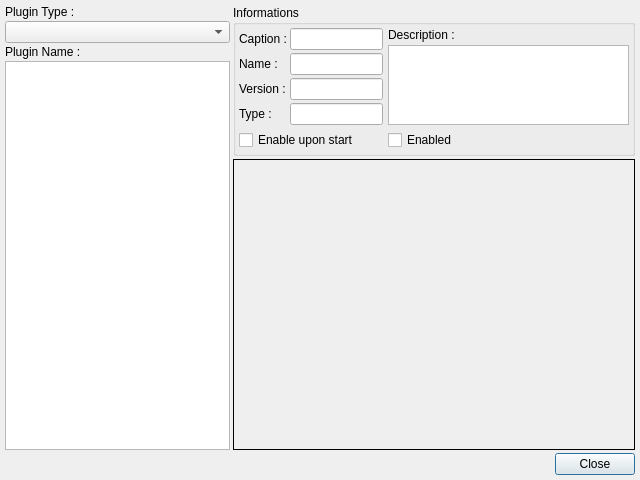
Qt form v2/trunk/monkey/src/pluginsmanager/ui/UIPluginsSettings.ui (testmana2/mks) before a commit.
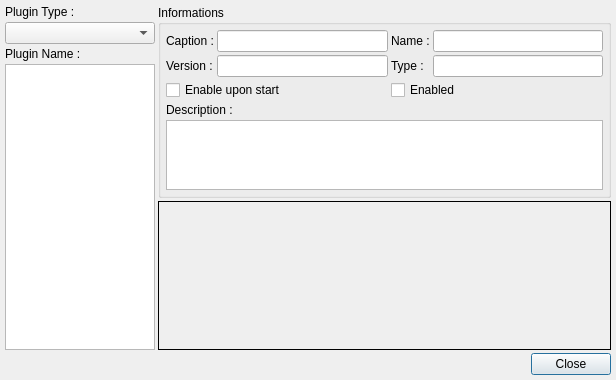
The same form after that commit.

Commit message: update ui to be built with Qt 4.2

The edit to the form file:
```diff
--- a/v2/trunk/monkey/src/pluginsmanager/ui/UIPluginsSettings.ui
+++ b/v2/trunk/monkey/src/pluginsmanager/ui/UIPluginsSettings.ui
@@ -5,32 +5,127 @@
    <rect>
     <x>0</x>
     <y>0</y>
-    <width>640</width>
-    <height>480</height>
+    <width>616</width>
+    <height>380</height>
    </rect>
   </property>
   <property name="windowTitle" >
    <string>Plugins Settings</string>
   </property>
   <layout class="QGridLayout" >
-   <property name="leftMargin" >
+   <property name="margin" >
     <number>5</number>
    </property>
-   <property name="topMargin" >
-    <number>5</number>
-   </property>
-   <property name="rightMargin" >
-    <number>5</number>
-   </property>
-   <property name="bottomMargin" >
-    <number>5</number>
-   </property>
-   <property name="horizontalSpacing" >
+   <property name="spacing" >
     <number>3</number>
    </property>
-   <property name="verticalSpacing" >
-    <number>3</number>
-   </property>
+   <item row="0" column="1" colspan="2" >
+    <widget class="QGroupBox" name="gbInformations" >
+     <property name="sizePolicy" >
+      <sizepolicy>
+       <hsizetype>7</hsizetype>
+       <vsizetype>4</vsizetype>
+       <horstretch>0</horstretch>
+       <verstretch>1</verstretch>
+      </sizepolicy>
+     </property>
+     <property name="title" >
+      <string>Informations</string>
+     </property>
+     <layout class="QGridLayout" >
+      <property name="margin" >
+       <number>5</number>
+      </property>
+      <property name="spacing" >
+       <number>3</number>
+      </property>
+      <item row="4" column="0" colspan="4" >
+       <widget class="QTextEdit" name="teDescription" >
+        <property name="readOnly" >
+         <bool>true</bool>
+        </property>
+       </widget>
+      </item>
+      <item row="3" column="0" colspan="4" >
+       <widget class="QLabel" name="lDescription" >
+        <property name="text" >
+         <string>Description :</string>
+        </property>
+       </widget>
+      </item>
+      <item row="2" column="2" colspan="2" >
+       <widget class="QCheckBox" name="cbEnabled" >
+        <property name="text" >
+         <string>Enabled</string>
+        </property>
+       </widget>
+      </item>
+      <item row="2" column="0" colspan="2" >
+       <widget class="QCheckBox" name="cbEnableUponStart" >
+        <property name="text" >
+         <string>Enable upon start</string>
+        </property>
+       </widget>
+      </item>
+      <item row="1" column="3" >
+       <widget class="QLineEdit" name="leType" >
+        <property name="readOnly" >
+         <bool>true</bool>
+        </property>
+       </widget>
+      </item>
+      <item row="1" column="2" >
+       <widget class="QLabel" name="lType" >
+        <property name="text" >
+         <string>Type :</string>
+        </property>
+       </widget>
+      </item>
+      <item row="1" column="1" >
+       <widget class="QLineEdit" name="leVersion" >
+        <property name="readOnly" >
+         <bool>true</bool>
+        </property>
+       </widget>
+      </item>
+      <item row="1" column="0" >
+       <widget class="QLabel" name="lVersion" >
+        <property name="text" >
+         <string>Version :</string>
+        </property>
+       </widget>
+      </item>
+      <item row="0" column="3" >
+       <widget class="QLineEdit" name="leName" >
+        <property name="readOnly" >
+         <bool>true</bool>
+        </property>
+       </widget>
+      </item>
+      <item row="0" column="2" >
+       <widget class="QLabel" name="lName" >
+        <property name="text" >
+         <string>Name :</string>
+        </property>
+       </widget>
+      </item>
+      <item row="0" column="0" >
+       <widget class="QLabel" name="lCaption" >
+        <property name="text" >
+         <string>Caption :</string>
+        </property>
+       </widget>
+      </item>
+      <item row="0" column="1" >
+       <widget class="QLineEdit" name="leCaption" >
+        <property name="readOnly" >
+         <bool>true</bool>
+        </property>
+       </widget>
+      </item>
+     </layout>
+    </widget>
+   </item>
    <item row="2" column="0" colspan="2" >
     <spacer>
      <property name="orientation" >
@@ -44,10 +139,27 @@
      </property>
     </spacer>
    </item>
+   <item row="1" column="1" colspan="2" >
+    <widget class="QStackedWidget" name="swWidgets" >
+     <property name="sizePolicy" >
+      <sizepolicy>
+       <hsizetype>7</hsizetype>
+       <vsizetype>7</vsizetype>
+       <horstretch>0</horstretch>
+       <verstretch>99</verstretch>
+      </sizepolicy>
+     </property>
+     <property name="frameShape" >
+      <enum>QFrame::Box</enum>
+     </property>
+    </widget>
+   </item>
    <item row="2" column="2" >
     <widget class="QPushButton" name="pbClose" >
      <property name="sizePolicy" >
-      <sizepolicy vsizetype="Fixed" hsizetype="Fixed" >
+      <sizepolicy>
+       <hsizetype>0</hsizetype>
+       <vsizetype>0</vsizetype>
        <horstretch>0</horstretch>
        <verstretch>0</verstretch>
       </sizepolicy>
@@ -59,20 +171,11 @@
    </item>
    <item rowspan="2" row="0" column="0" >
     <layout class="QVBoxLayout" >
+     <property name="margin" >
+      <number>0</number>
+     </property>
      <property name="spacing" >
-      <number>2</number>
-     </property>
-     <property name="leftMargin" >
-      <number>0</number>
-     </property>
-     <property name="topMargin" >
-      <number>0</number>
-     </property>
-     <property name="rightMargin" >
-      <number>0</number>
-     </property>
-     <property name="bottomMargin" >
-      <number>0</number>
+      <number>3</number>
      </property>
      <item>
       <widget class="QLabel" name="lType1" >
@@ -82,20 +185,7 @@
       </widget>
      </item>
      <item>
-      <widget class="QComboBox" name="cbType" >
-       <property name="sizePolicy" >
-        <sizepolicy vsizetype="Fixed" hsizetype="Minimum" >
-         <horstretch>0</horstretch>
-         <verstretch>0</verstretch>
-        </sizepolicy>
-       </property>
-       <property name="minimumSize" >
-        <size>
-         <width>120</width>
-         <height>0</height>
-        </size>
-       </property>
-      </widget>
+      <widget class="QComboBox" name="cbType" />
      </item>
      <item>
       <widget class="QLabel" name="lName1" >
@@ -107,188 +197,29 @@
      <item>
       <widget class="QListWidget" name="lwNames" >
        <property name="sizePolicy" >
-        <sizepolicy vsizetype="Expanding" hsizetype="Maximum" >
+        <sizepolicy>
+         <hsizetype>4</hsizetype>
+         <vsizetype>7</vsizetype>
          <horstretch>0</horstretch>
          <verstretch>0</verstretch>
         </sizepolicy>
        </property>
+       <property name="minimumSize" >
+        <size>
+         <width>150</width>
+         <height>0</height>
+        </size>
+       </property>
+       <property name="maximumSize" >
+        <size>
+         <width>150</width>
+         <height>16777215</height>
+        </size>
+       </property>
       </widget>
      </item>
     </layout>
    </item>
-   <item row="1" column="1" colspan="2" >
-    <widget class="QStackedWidget" name="swWidgets" >
-     <property name="sizePolicy" >
-      <sizepolicy vsizetype="Expanding" hsizetype="Expanding" >
-       <horstretch>0</horstretch>
-       <verstretch>99</verstretch>
-      </sizepolicy>
-     </property>
-     <property name="frameShape" >
-      <enum>QFrame::Box</enum>
-     </property>
-     <widget class="QWidget" name="page" />
-     <widget class="QWidget" name="page_2" />
-    </widget>
-   </item>
-   <item row="0" column="1" colspan="2" >
-    <widget class="QGroupBox" name="gbInformations" >
-     <property name="sizePolicy" >
-      <sizepolicy vsizetype="Maximum" hsizetype="Preferred" >
-       <horstretch>0</horstretch>
-       <verstretch>1</verstretch>
-      </sizepolicy>
-     </property>
-     <property name="title" >
-      <string>Informations</string>
-     </property>
-     <layout class="QGridLayout" >
-      <property name="leftMargin" >
-       <number>3</number>
-      </property>
-      <property name="topMargin" >
-       <number>3</number>
-      </property>
-      <property name="rightMargin" >
-       <number>3</number>
-      </property>
-      <property name="bottomMargin" >
-       <number>3</number>
-      </property>
-      <property name="horizontalSpacing" >
-       <number>5</number>
-      </property>
-      <property name="verticalSpacing" >
-       <number>5</number>
-      </property>
-      <item row="1" column="1" >
-       <widget class="QCheckBox" name="cbEnabled" >
-        <property name="text" >
-         <string>Enabled</string>
-        </property>
-       </widget>
-      </item>
-      <item row="1" column="0" >
-       <widget class="QCheckBox" name="cbEnableUponStart" >
-        <property name="text" >
-         <string>Enable upon start</string>
-        </property>
-       </widget>
-      </item>
-      <item row="0" column="0" >
-       <layout class="QGridLayout" >
-        <property name="leftMargin" >
-         <number>0</number>
-        </property>
-        <property name="topMargin" >
-         <number>0</number>
-        </property>
-        <property name="rightMargin" >
-         <number>0</number>
-        </property>
-        <property name="bottomMargin" >
-         <number>0</number>
-        </property>
-        <property name="horizontalSpacing" >
-         <number>3</number>
-        </property>
-        <property name="verticalSpacing" >
-         <number>3</number>
-        </property>
-        <item row="1" column="0" >
-         <widget class="QLabel" name="lName" >
-          <property name="text" >
-           <string>Name :</string>
-          </property>
-         </widget>
-        </item>
-        <item row="3" column="1" >
-         <widget class="QLineEdit" name="leType" >
-          <property name="readOnly" >
-           <bool>true</bool>
-          </property>
-         </widget>
-        </item>
-        <item row="3" column="0" >
-         <widget class="QLabel" name="lType" >
-          <property name="text" >
-           <string>Type :</string>
-          </property>
-         </widget>
-        </item>
-        <item row="1" column="1" >
-         <widget class="QLineEdit" name="leName" >
-          <property name="readOnly" >
-           <bool>true</bool>
-          </property>
-         </widget>
-        </item>
-        <item row="2" column="1" >
-         <widget class="QLineEdit" name="leVersion" >
-          <property name="readOnly" >
-           <bool>true</bool>
-          </property>
-         </widget>
-        </item>
-        <item row="0" column="1" >
-         <widget class="QLineEdit" name="leCaption" >
-          <property name="readOnly" >
-           <bool>true</bool>
-          </property>
-         </widget>
-        </item>
-        <item row="0" column="0" >
-         <widget class="QLabel" name="lCaption" >
-          <property name="text" >
-           <string>Caption :</string>
-          </property>
-         </widget>
-        </item>
-        <item row="2" column="0" >
-         <widget class="QLabel" name="lVersion" >
-          <property name="text" >
-           <string>Version :</string>
-          </property>
-         </widget>
-        </item>
-       </layout>
-      </item>
-      <item row="0" column="1" >
-       <layout class="QVBoxLayout" >
-        <property name="spacing" >
-         <number>3</number>
-        </property>
-        <property name="leftMargin" >
-         <number>0</number>
-        </property>
-        <property name="topMargin" >
-         <number>0</number>
-        </property>
-        <property name="rightMargin" >
-         <number>0</number>
-        </property>
-        <property name="bottomMargin" >
-         <number>0</number>
-        </property>
-        <item>
-         <widget class="QLabel" name="lDescription" >
-          <property name="text" >
-           <string>Description :</string>
-          </property>
-         </widget>
-        </item>
-        <item>
-         <widget class="QTextEdit" name="teDescription" >
-          <property name="readOnly" >
-           <bool>true</bool>
-          </property>
-         </widget>
-        </item>
-       </layout>
-      </item>
-     </layout>
-    </widget>
-   </item>
   </layout>
  </widget>
  <resources/>
```
